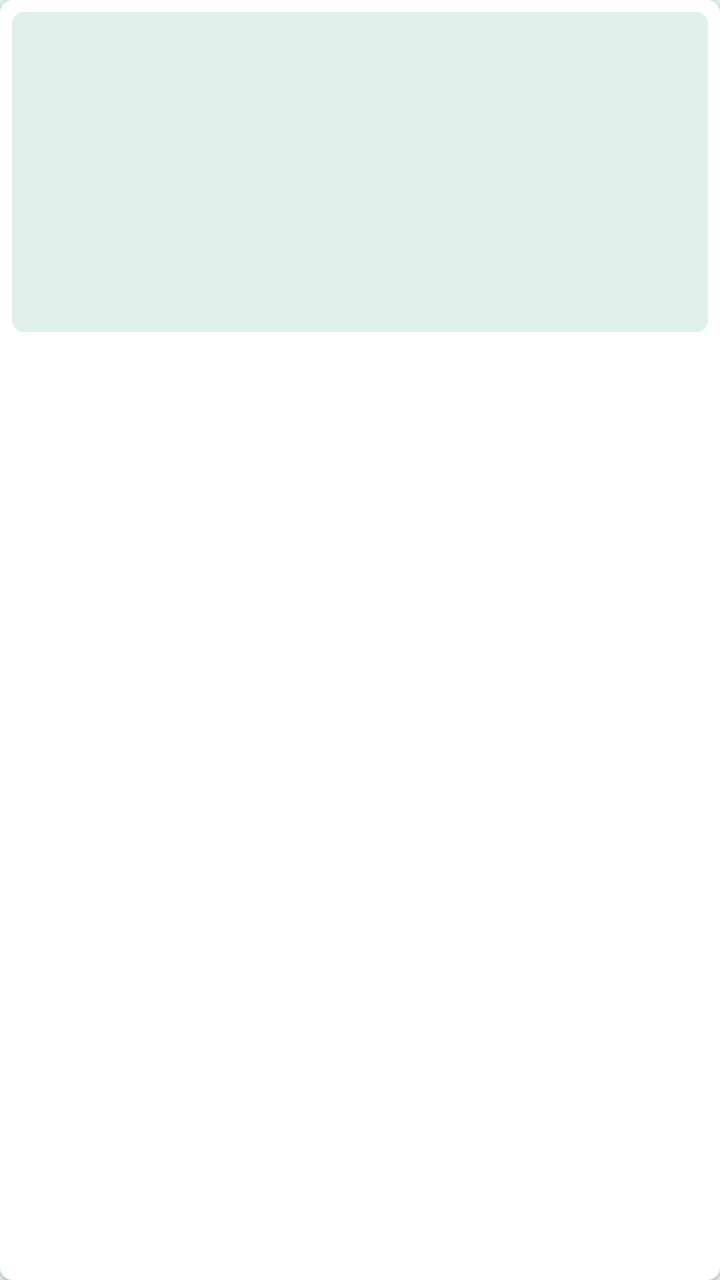
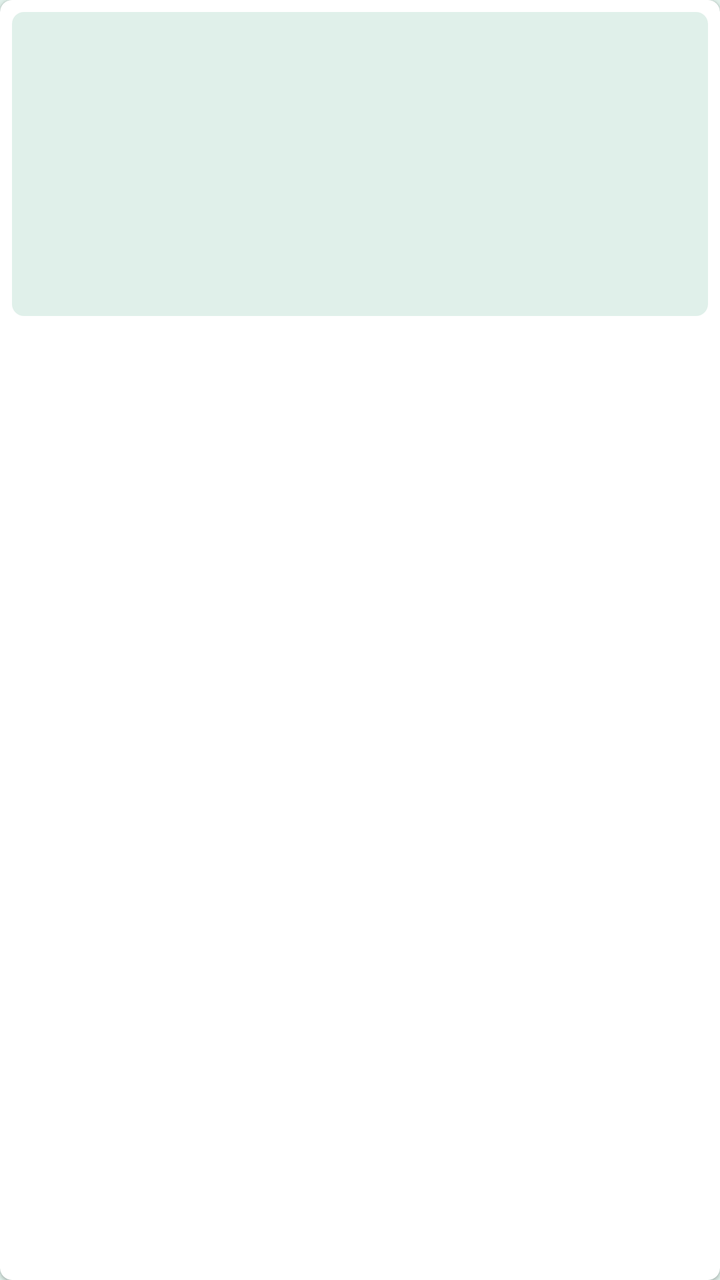

Screens rendered from an Android XML layout before and after an edit, with the pre-edit source and the edit as a unified diff.
<!-- AndroidManifest.xml: application theme Theme.EpubReader -->
<!-- res/layout/item_home_book.xml -->
<?xml version="1.0" encoding="utf-8"?>
<com.google.android.material.card.MaterialCardView xmlns:android="http://schemas.android.com/apk/res/android"
    xmlns:app="http://schemas.android.com/apk/res-auto"
    android:layout_width="120dp"
    android:layout_height="240dp"
    android:layout_marginEnd="12dp"
    app:cardBackgroundColor="?attr/colorSurface"
    app:cardCornerRadius="6dp"
    app:cardElevation="1dp">

    <LinearLayout
        android:layout_width="match_parent"
        android:layout_height="wrap_content"
        android:orientation="vertical"
        android:padding="6dp">

        <FrameLayout
            android:layout_width="match_parent"
            android:layout_height="160dp">

            <ImageView
                android:id="@+id/cover"
                android:layout_width="match_parent"
                android:layout_height="match_parent"
                android:background="@drawable/cover_frame"
                android:contentDescription="@string/book_cover"
                android:scaleType="centerCrop" />

            <TextView
                android:id="@+id/progressBadge"
                android:layout_width="wrap_content"
                android:layout_height="wrap_content"
                android:layout_gravity="top|end"
                android:layout_margin="6dp"
                android:background="@drawable/badge_bg"
                android:paddingStart="6dp"
                android:paddingTop="2dp"
                android:paddingEnd="6dp"
                android:paddingBottom="2dp"
                android:textColor="@color/dark_text"
                android:textSize="10sp"
                android:textStyle="bold"
                android:visibility="gone" />

            <View
                android:id="@+id/progressTrack"
                android:layout_width="match_parent"
                android:layout_height="3dp"
                android:layout_gravity="bottom"
                android:background="@color/progress_track"
                android:visibility="gone" />

            <View
                android:id="@+id/progressFill"
                android:layout_width="match_parent"
                android:layout_height="3dp"
                android:layout_gravity="bottom|start"
                android:background="@color/progress_fill"
                android:pivotX="0"
                android:visibility="gone" />
        </FrameLayout>

        <TextView
            android:id="@+id/title"
            android:layout_width="match_parent"
            android:layout_height="wrap_content"
            android:layout_marginTop="7dp"
            android:ellipsize="end"
            android:maxLines="2"
            android:textColor="?android:textColorPrimary"
            android:textSize="12sp"
            android:textStyle="bold" />

        <TextView
            android:id="@+id/author"
            android:layout_width="match_parent"
            android:layout_height="wrap_content"
            android:layout_marginTop="2dp"
            android:ellipsize="end"
            android:maxLines="2"
            android:textColor="?android:textColorSecondary"
            android:textSize="11sp" />
    </LinearLayout>
</com.google.android.material.card.MaterialCardView>
<!-- resources referenced by this layout -->
<resources>
  <color name="dark_text">@color/palette_mint</color>
  <color name="progress_fill">@color/palette_mint</color>
  <color name="progress_track">@color/palette_slate</color>
  <!-- drawable badge_bg (drawable) -->
  <?xml version="1.0" encoding="utf-8"?>
  <shape xmlns:android="http://schemas.android.com/apk/res/android" android:shape="rectangle">
      <solid android:color="@color/palette_purple" />
      <corners android:radius="3dp" />
  </shape>
  <!-- drawable cover_frame (drawable) -->
  <?xml version="1.0" encoding="utf-8"?>
  <shape xmlns:android="http://schemas.android.com/apk/res/android" android:shape="rectangle">
      <solid android:color="@color/cover_placeholder" />
      <corners android:radius="6dp" />
  </shape>
  <string name="book_cover">Book cover</string>
  <style name="Theme.EpubReader" parent="Theme.MaterialComponents.DayNight.NoActionBar">
          <item name="android:windowBackground">@color/light_bg</item>
          
          <item name="android:statusBarColor">@color/black</item>
          <item name="android:navigationBarColor">@color/black</item>
          <item name="android:windowLightStatusBar">false</item>
          <item name="android:windowLightNavigationBar">false</item>
          <item name="android:windowTranslucentStatus">false</item>
          <item name="android:enforceStatusBarContrast" tools:targetApi="q">false</item>
          <item name="android:enforceNavigationBarContrast" tools:targetApi="q">false</item>
          <item name="android:fitsSystemWindows">true</item>
          <item name="colorPrimary">@color/accent</item>
          <item name="colorPrimaryVariant">@color/accent_dark</item>
          <item name="colorOnPrimary">@color/white</item>
          <item name="colorSecondary">@color/secondary</item>
          <item name="colorOnSecondary">@color/white</item>
          <item name="android:colorBackground">@color/light_bg</item>
          <item name="colorSurface">@color/light_surface</item>
          <item name="colorOnSurface">@color/light_text</item>
          <item name="android:textColorPrimary">@color/light_text</item>
          <item name="android:textColorSecondary">@color/light_text_muted</item>
      </style>
  <color name="palette_mint">#E0F0EA</color>
  <color name="palette_slate">#95ADBE</color>
  <color name="palette_purple">#574F7D</color>
  <color name="cover_placeholder">@color/palette_mint</color>
  <color name="light_bg">@color/palette_mint</color>
  <color name="black">#000000</color>
  <color name="accent">@color/palette_plum</color>
  <color name="accent_dark">@color/palette_purple</color>
  <color name="white">#FFFFFF</color>
  <color name="secondary">@color/palette_slate</color>
  <color name="light_surface">@color/white</color>
  <color name="light_text">@color/palette_eggplant</color>
  <color name="light_text_muted">@color/palette_purple</color>
  <color name="palette_plum">#503A65</color>
  <color name="palette_eggplant">#3C2A4D</color>
</resources>

<!-- the commit's change to res/layout/item_home_book.xml (unified diff, before → after) -->
@@ -21,7 +21,7 @@
             <ImageView
                 android:id="@+id/cover"
                 android:layout_width="match_parent"
-                android:layout_height="match_parent"
+                android:layout_height="152dp"
                 android:background="@drawable/cover_frame"
                 android:contentDescription="@string/book_cover"
                 android:scaleType="centerCrop" />
@@ -63,9 +63,10 @@
         <TextView
             android:id="@+id/title"
             android:layout_width="match_parent"
-            android:layout_height="wrap_content"
-            android:layout_marginTop="7dp"
+            android:layout_height="30dp"
+            android:layout_marginTop="9dp"
             android:ellipsize="end"
+            android:gravity="top"
             android:maxLines="2"
             android:textColor="?android:textColorPrimary"
             android:textSize="12sp"
@@ -74,9 +75,10 @@
         <TextView
             android:id="@+id/author"
             android:layout_width="match_parent"
-            android:layout_height="wrap_content"
+            android:layout_height="26dp"
             android:layout_marginTop="2dp"
             android:ellipsize="end"
+            android:gravity="top"
             android:maxLines="2"
             android:textColor="?android:textColorSecondary"
             android:textSize="11sp" />
